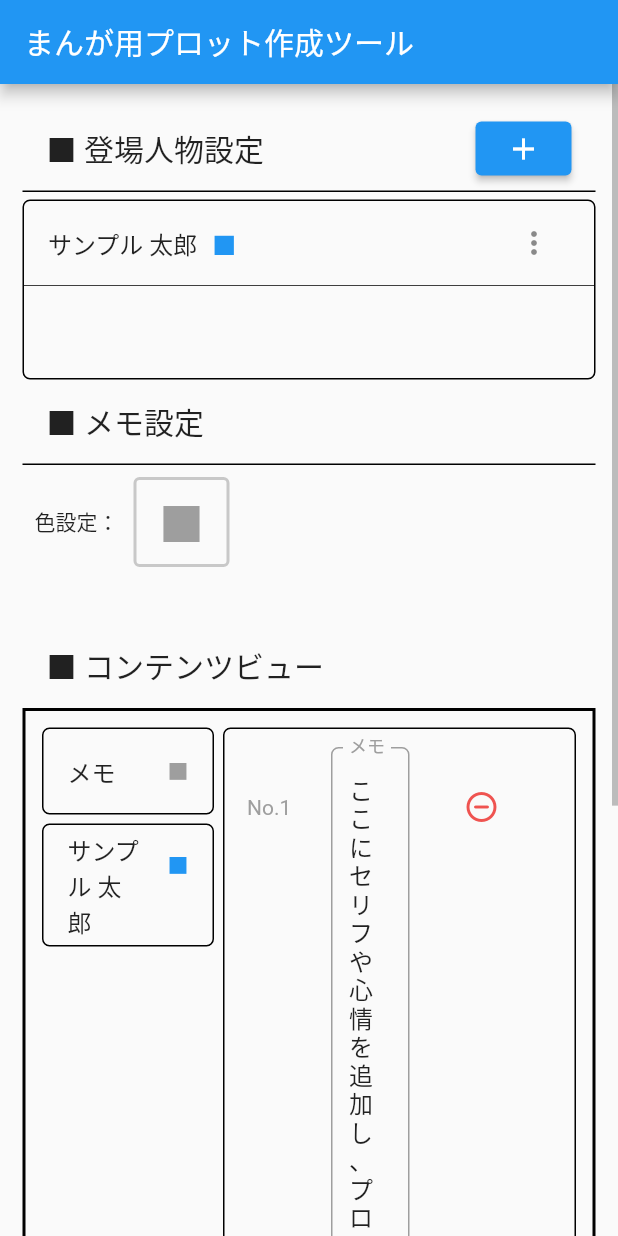
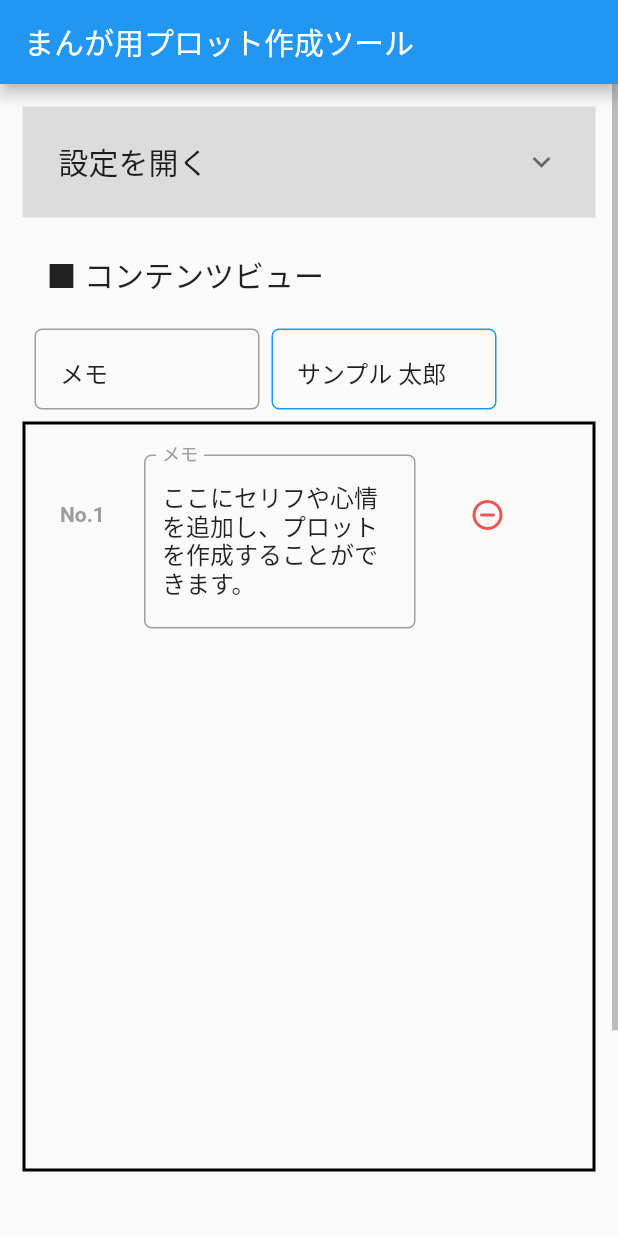
Before and after one commit to smsmsy/story_maker_for_clip_studio, a Flutter app: the screen it shows after launch, on a phone screen of 412 x 824 dp. Run offline on Flutter 3.47's test engine with Material 2 defaults, Android fonts, the phone set to English and light mode, and no system bars; our stand-ins replace flutter_colorpicker; Roboto replaces fonts that are missing (源柔ゴシックＰ).

Commit message:
fix a few features. 1. Move person list of contentsView to top of contentsView. 2. Add ExpansionTile for SettingsView.

```diff
--- a/lib/main.dart
+++ b/lib/main.dart
@@ -1,4 +1,5 @@
 import 'package:flutter/material.dart';
+import 'package:flutter/scheduler.dart';
 import 'package:flutter/services.dart';
 
 import 'add_person_page.dart';
@@ -27,7 +28,7 @@ class MyApp extends StatelessWidget {
       home: const MyHomePage(title: 'まんが用プロット作成ツール',),
       routes: <String, WidgetBuilder>{
         '/top-page': (BuildContext context) => const MyHomePage(title: 'My Tool',),
-        '/add-person-page': (BuildContext context) => AddPersonPage(),
+        '/add-person-page': (BuildContext context) => const AddPersonPage(),
         '/edit-person-page': (BuildContext context) => const EditPersonPage(),
       },
     );
@@ -49,28 +50,35 @@ class _MyHomePageState extends State<MyHomePage> {
   static const double _edgeValueMedium = 8.0;
   static const double _edgeValueSmall = 3.0;
 
-  List<Person> personList = [];
-  List<Content> contentList = [];
+  List<Person> persons = [];
+  List<Person> personsCombinedMemo = [];
+
+  List<Content> contents = [];
   List<TextEditingController> controllers = [];
   final Person memo = Person("メモ", Colors.grey);
+
+  late Brightness brightness;
+  late bool isDarkMode;
 
   @override
   void initState() {
     super.initState();
 
-    personList.add(Person("サンプル 太郎", Colors.blue));
+    brightness = SchedulerBinding.instance!.window.platformBrightness;
+    isDarkMode = brightness == Brightness.dark;
 
-    contentList.add(Content(memo, "ここにセリフや心情を追加し、プロットを作成することができます。"));
+    persons.add(Person("サンプル 太郎", Colors.blue));
+    contents.add(Content(memo, "ここにセリフや心情を追加し、プロットを作成することができます。"));
 
-    for(int i = 0; i < contentList.length; i++){
-      controllers.add(TextEditingController(text: contentList[i].line));
+    for(int i = 0; i < contents.length; i++){
+      controllers.add(TextEditingController(text: contents[i].line));
       controllers[i].addListener(_reflectTextValueForContentsView);
     }
   }
 
   void _reflectTextValueForContentsView() {
     for(int i = 0; i < controllers.length; i++){
-      contentList[i].line = controllers[i].text;
+      contents[i].line = controllers[i].text;
     }
   }
 
@@ -79,6 +87,8 @@ class _MyHomePageState extends State<MyHomePage> {
     for (var controller in controllers) {controller.dispose();}
     super.dispose();
   }
+
+  bool _expanded = false;
 
   @override
   Widget build(BuildContext context) {
@@ -92,17 +102,33 @@ class _MyHomePageState extends State<MyHomePage> {
             child: Column(
               crossAxisAlignment: CrossAxisAlignment.start,
               children: [
+                Container(
+                  padding: const EdgeInsets.all(_edgeValueMedium),
+                  color: isDarkMode ? const Color(0x1FFFFFFF) : const Color(0x1F000000),
+                  child: Theme(
+                    data: Theme.of(context).copyWith(dividerColor: Colors.transparent),
+                    child: ExpansionTile(
+                      title: Text(
+                        _expanded ? "設定を閉じる" : "設定を開く",
+                        style: const TextStyle(fontSize: 20),),
+                      // collapsedBackgroundColor: isDarkMode ? const Color(0x1FFFFFFF) : const Color(0x1F000000),
+                      // backgroundColor: isDarkMode ? const Color(0x1FFFFFFF) : const Color(0x1F000000),
+                      onExpansionChanged: (changed) {
+                        _expanded = changed;
+                        setState(() {});
+                      },
+                      children: [
                         /// 登場人物設定
                         Container(
                           margin: EdgeInsets.zero,
                           width: double.infinity,
                           decoration: const BoxDecoration(border: Border(bottom: BorderSide(width: 1,))),
                           child: ListTile(
-                    title: const Text('■ 登場人物設定', style: TextStyle(fontSize: 20),),
+                            title: const Text('■ 登場人物設定', style: TextStyle(fontSize: 18),),
                             trailing: ElevatedButton(
                               onPressed: () async {
                                 final result = await Navigator.pushNamed(context, '/add-person-page');
-                        if(result is Person) { setState(() => personList.add(result)); }
+                                if(result is Person) { setState(() => persons.add(result)); }
                               },
                               child: const Icon(Icons.add),
                             ), //,
@@ -113,10 +139,10 @@ class _MyHomePageState extends State<MyHomePage> {
                               border: Border.all(width: 1.0),
                               borderRadius: const BorderRadius.all(Radius.circular(_radiusValue))
                           ),
-                  margin: const EdgeInsets.fromLTRB(0, 5, 0, 0),
+                          margin: const EdgeInsets.only(top: 5.0),
                           height: 120.0,
                           child: ListView.builder(
-                    itemCount: personList.length,
+                            itemCount: persons.length,
                             itemBuilder: (context, index) {
                               return Container(
                                 decoration: const BoxDecoration(
@@ -126,11 +152,11 @@ class _MyHomePageState extends State<MyHomePage> {
                                   onTap: () async{
                                     final newPerson = await Navigator.pushNamed(
                                         context, '/edit-person-page',
-                                arguments: personList[index]
+                                        arguments: persons[index]
                                     );
                                     if (newPerson is Person) {
                                       setState((){
-                                personList[index] = newPerson;
+                                        persons[index] = newPerson;
                                       });
                                     }
                                   },
@@ -138,12 +164,12 @@ class _MyHomePageState extends State<MyHomePage> {
                                     children: <Widget>[
                                       ConstrainedBox(
                                         constraints: const BoxConstraints(minWidth: 10.0,),
-                                child: Text(personList[index].name),
+                                        child: Text(persons[index].name),
                                       ),
                                       const SizedBox(width: 10.0,),
                                       ConstrainedBox(
                                         constraints: const BoxConstraints(minWidth: 100.0,),
-                                child: Text("■", style: TextStyle(color: personList[index].color),),
+                                        child: Text("■", style: TextStyle(color: persons[index].color),),
                                       ),
                                     ],
                                   ),
@@ -165,7 +191,7 @@ class _MyHomePageState extends State<MyHomePage> {
                                       if(value == 'delete'){
                                         _showAlertDialog(index);
                                       } else if(value == 'edit'){
-                                _showEditPersonPage(personList[index]);
+                                        _showEditPersonPage(persons[index]);
                                       }
                                     },
                                     // },
@@ -177,11 +203,10 @@ class _MyHomePageState extends State<MyHomePage> {
                         ),
                         /// メモ設定
                         Container(
-                  margin: const EdgeInsets.all(0),
                           width: double.infinity,
                           decoration: const BoxDecoration(border: Border(bottom: BorderSide(width: 1))),
                           child: const ListTile(
-                    title: Text('■ メモ設定', style: TextStyle(fontSize: 20),),
+                            title: Text('■ メモ設定', style: TextStyle(fontSize: 18),),
                           ),
                         ),
                         Padding(
@@ -205,76 +230,47 @@ class _MyHomePageState extends State<MyHomePage> {
                             ],
                           ),
                         ),
+                      ],
+                    ),
+                  ),
+                ),
+
 
                 /// コンテンツ画面
                 Container(
-                  margin: const EdgeInsets.fromLTRB(0, 30, 0, 0),
+                  margin: const EdgeInsets.fromLTRB(0, 10, 0, 0),
                   width: double.infinity,
                   child: const ListTile(
                     title: Text('■ コンテンツビュー', style: TextStyle(fontSize: 20),),
                   ),
                 ),
+
                 Container(
-                  decoration: BoxDecoration(border: Border.all(width: 2),),
                   padding: const EdgeInsets.all(_edgeValueMedium),
-                  height: 600.0,
-                  child: Row(
-                    children: [
-                      Flexible(
-                        flex: 1,
-                        child: Column(
-                          children: [
-                            Flexible(
-                              child: Container(
-                                margin: const EdgeInsets.all(_edgeValueSmall),
-                                decoration: BoxDecoration(
-                                    border: Border.all(width: 1.0),
-                                    borderRadius: const BorderRadius.all(Radius.circular(_radiusValue))
-                                ),
-                                child: ListTile(
-                                  onTap: () {
-                                    setState(() {
-                                      contentList.add(Content(memo, ""));
-                                    });
-                                    controllers.add(TextEditingController());
-                                    controllers[controllers.length-1].addListener(_reflectTextValueForContentsView);
-                                  },
-                                  title: Text(memo.name),
-                                  trailing: Text("■", style: TextStyle(color: memo.color),),
-                                ),
-                              ),
-                            ),
-                            Flexible(
+                  height: 70.0,
+                  child: Center(
                     child: ListView.builder(
-                                itemCount: personList.length,
-                                itemBuilder: (context, index) {
+                      scrollDirection: Axis.horizontal,
+                      itemCount: persons.length + 1,
+                      itemBuilder: (BuildContext context, int index){
                         return personListViewOfContentsView(index);
                       },
                     ),
                   ),
-                          ],
                 ),
-                      ),
-                      Flexible(
-                          flex: 2,
-                          child: Container(
-                            margin: const EdgeInsets.all(_edgeValueSmall),
-                            decoration: BoxDecoration(
-                                border: Border.all(width: 1.0),
-                                borderRadius: const BorderRadius.all(Radius.circular(_radiusValue))
-                            ),
+
+                Container(
+                  decoration: BoxDecoration(border: Border.all(width: 2),),
+                  padding: const EdgeInsets.all(_edgeValueMedium),
+                  height: 500,
                   child: ReorderableListView.builder(
-                              itemCount: contentList.length,
+                    itemCount: contents.length,
                     itemBuilder: (BuildContext context, int index) {
                       return contentListViewOfContentsView(index);
                     },
                     onReorder: (int oldIndex, int newIndex) {
                       _updateContentListForReorder(oldIndex, newIndex);
                     },
-                            ),
-                          )
-                      )
-                    ],
                   ),
                 ),
 
@@ -303,7 +299,7 @@ class _MyHomePageState extends State<MyHomePage> {
                           child: ElevatedButton(
                               onPressed: () async {
                                 bool hasEmpty = false;
-                                for (var content in contentList) {
+                                for (var content in contents) {
                                   if(content.line.isEmpty)  {
                                     hasEmpty = true;
                                   }
@@ -331,23 +327,34 @@ class _MyHomePageState extends State<MyHomePage> {
     );
   }
 
-  Container personListViewOfContentsView(int index) {
+  Widget personListViewOfContentsView(int index) {
+    personsCombinedMemo = [...persons];
+    if(personsCombinedMemo[0] != memo) personsCombinedMemo.insert(0, memo);
+
     return Container(
-      margin: const EdgeInsets.all(_edgeValueSmall),
+      margin: const EdgeInsets.only(right: _edgeValueMedium),
+      width: 150,
       decoration: BoxDecoration(
-          border: Border.all(width: 1.0),
+          border: Border.all(
+            width: 1.0,
+            color: personsCombinedMemo[index].color,
+          ),
           borderRadius: const BorderRadius.all(Radius.circular(_radiusValue))
       ),
+      child: Expanded(
+        child: Center(
           child: ListTile(
             onTap: () {
               setState(() {
-            contentList.add(Content(personList[index], ""));
+                contents.add(Content(personsCombinedMemo[index], ""));
               });
               controllers.add(TextEditingController());
               controllers[controllers.length-1].addListener(_reflectTextValueForContentsView);
             },
-        title: Text(personList[index].name),
-        trailing: Text("■", style: TextStyle(color: personList[index].color),),
+            title: Text(personsCombinedMemo[index].name),
+            // trailing: Text("■", style: TextStyle(color: personsCombinedMemo[index].color),),
+          ),
+        ),
       ),
     );
   }
@@ -361,7 +368,10 @@ class _MyHomePageState extends State<MyHomePage> {
         children: [
           Text(
             "No." + (index+1).toString(),
-            style: TextStyle(color: contentList[index].person.color),
+            style: TextStyle(
+              color: contents[index].person.color,
+              fontWeight: FontWeight.bold,
+            ),
           ),
         ],
       ),
@@ -370,23 +380,23 @@ class _MyHomePageState extends State<MyHomePage> {
           focusedBorder: OutlineInputBorder(
             borderRadius: BorderRadius.circular(_radiusValue),
             borderSide: BorderSide(
-              color: contentList[index].person.color,
+              color: contents[index].person.color,
               width: 2.0,
             ),
           ),
           labelStyle: TextStyle(
             fontSize: 12,
-            color: contentList[index].person.color,
+            color: contents[index].person.color,
           ),
-          labelText: contentList[index].person.name,
+          labelText: contents[index].person.name,
           floatingLabelStyle: TextStyle(
             fontSize: 16,
-            color: contentList[index].person.color,
+            color: contents[index].person.color,
           ),
           enabledBorder: OutlineInputBorder(
             borderRadius: BorderRadius.circular(_radiusValue),
             borderSide: BorderSide(
-              color: contentList[index].person.color,
+              color: contents[index].person.color,
               width: 1.0,
             ),
           ),
@@ -403,7 +413,7 @@ class _MyHomePageState extends State<MyHomePage> {
               setState(() {
                 controllers[index].removeListener(_reflectTextValueForContentsView);
                 controllers.removeAt(index);
-                contentList.removeAt(index);
+                contents.removeAt(index);
               });
             },
             child: Icon(
@@ -429,7 +439,7 @@ class _MyHomePageState extends State<MyHomePage> {
   Future<void> _showEditPersonPage(Person person) async {
     final newPerson = await Navigator.pushNamed(context, '/edit-person-page', arguments: person);
     if (newPerson is Person) {
-      setState(()=> personList[personList.indexOf(person)] = newPerson);
+      setState(()=> persons[persons.indexOf(person)] = newPerson);
     }
   }
 
@@ -457,7 +467,7 @@ class _MyHomePageState extends State<MyHomePage> {
     switch(ans){
       case ResultAlertDialog.ok:
         setState(() {
-          personList.removeAt(personList.indexOf(personList[index]));
+          persons.removeAt(persons.indexOf(persons[index]));
         });
         break;
       case ResultAlertDialog.cancel:
@@ -473,7 +483,7 @@ class _MyHomePageState extends State<MyHomePage> {
 
   Future<void> _outputForNameChanger(BuildContext context) async{
     String contentsForOutputToNameChanger = "";
-    contentsForOutputToNameChanger = await generateContentsToTextFile();
+    contentsForOutputToNameChanger = generateContentsToTextFile();
 
     return showDialog<void>(
         context: context,
@@ -521,11 +531,11 @@ class _MyHomePageState extends State<MyHomePage> {
   String generateContentsToTextFile() {
 
     String s = "";
-    for (int i = 0; i < contentList.length; i++) {
-      if(contentList[i].person == memo) continue;
-      if(contentList[i].line.isEmpty) continue;
-      s += contentList[i].line;
-      if(i != contentList.length - 1) s += "\n\n";
+    for (int i = 0; i < contents.length; i++) {
+      if(contents[i].person == memo) continue;
+      if(contents[i].line.isEmpty) continue;
+      s += contents[i].line;
+      if(i != contents.length - 1) s += "\n\n";
     }
     return s;
   }
@@ -563,8 +573,8 @@ class _MyHomePageState extends State<MyHomePage> {
       newIndex -= 1;
     }
     final TextEditingController newController = controllers.removeAt(oldIndex);
-    final Content newContent = contentList.removeAt(oldIndex);
-    contentList.insert(newIndex, newContent);
+    final Content newContent = contents.removeAt(oldIndex);
+    contents.insert(newIndex, newContent);
     controllers.insert(newIndex, newController);
     controllers[newIndex].addListener(() {
       _reflectTextValueForContentsView();
```
Lines whose indentation alone changed are shown as unchanged.
